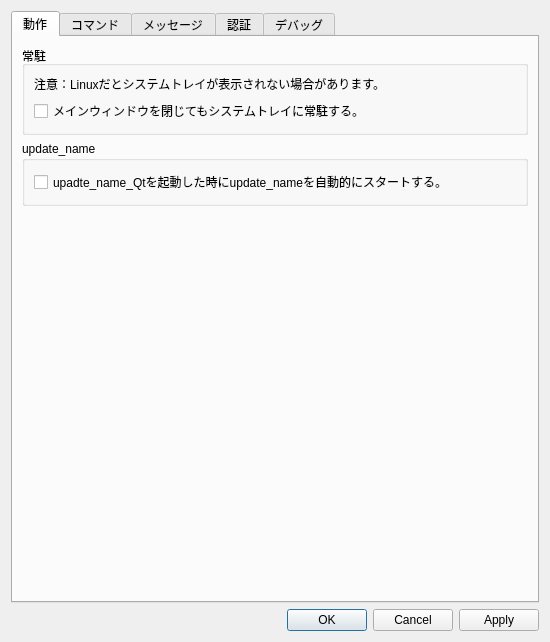
The window that preferencesdialog.ui (embicoin/update_name_Qt) describes before a commit, drawn with Qt 5.
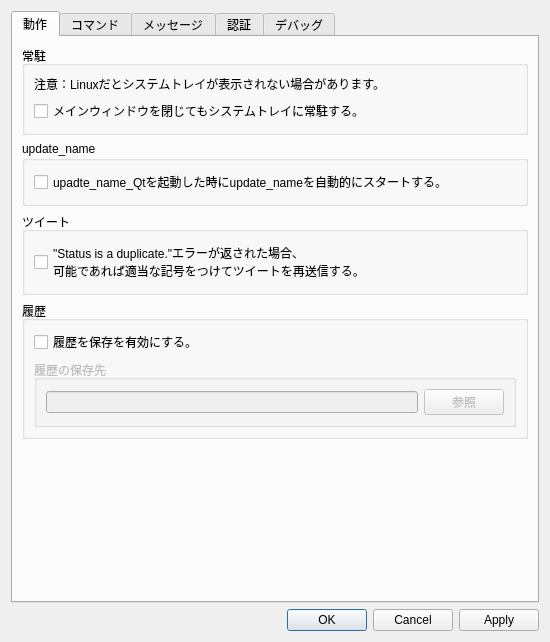
The same window after the commit. The open tabs and pages were chosen to show the change.

Commit message: 履歴記録機能の実装

```diff
--- a/preferencesdialog.ui
+++ b/preferencesdialog.ui
@@ -72,6 +72,76 @@
          </layout>
         </widget>
        </item>
+       <item>
+        <widget class="QGroupBox" name="groupBox_27">
+         <property name="title">
+          <string>ツイート</string>
+         </property>
+         <layout class="QVBoxLayout" name="verticalLayout_41">
+          <item>
+           <widget class="QCheckBox" name="retryTweetOnStatusIsADuplicate">
+            <property name="autoFillBackground">
+             <bool>false</bool>
+            </property>
+            <property name="text">
+             <string>&quot;Status is a duplicate.&quot;エラーが返された場合、
+可能であれば適当な記号をつけてツイートを再送信する。</string>
+            </property>
+            <property name="checked">
+             <bool>false</bool>
+            </property>
+            <property name="autoRepeat">
+             <bool>false</bool>
+            </property>
+            <property name="autoExclusive">
+             <bool>false</bool>
+            </property>
+            <property name="tristate">
+             <bool>false</bool>
+            </property>
+           </widget>
+          </item>
+         </layout>
+        </widget>
+       </item>
+       <item>
+        <widget class="QGroupBox" name="groupBox_28">
+         <property name="title">
+          <string>履歴</string>
+         </property>
+         <layout class="QVBoxLayout" name="verticalLayout_42">
+          <item>
+           <widget class="QCheckBox" name="writeHistoryFileCheck">
+            <property name="text">
+             <string>履歴を保存を有効にする。</string>
+            </property>
+           </widget>
+          </item>
+          <item>
+           <widget class="QGroupBox" name="historyFileNameGroup">
+            <property name="enabled">
+             <bool>false</bool>
+            </property>
+            <property name="title">
+             <string>履歴の保存先</string>
+            </property>
+            <layout class="QHBoxLayout" name="horizontalLayout_2">
+             <item>
+              <widget class="QLineEdit" name="historyFileNameLine"/>
+             </item>
+             <item>
+              <widget class="QPushButton" name="selectHistoryFileNameButton">
+               <property name="text">
+                <string>参照</string>
+               </property>
+              </widget>
+             </item>
+            </layout>
+           </widget>
+          </item>
+         </layout>
+        </widget>
+       </item>
        <item>
         <spacer name="verticalSpacer">
          <property name="orientation">
```
Left out of the diff: 18 changed lines with no effect on the pictures. The commit also changes 14 other files.
